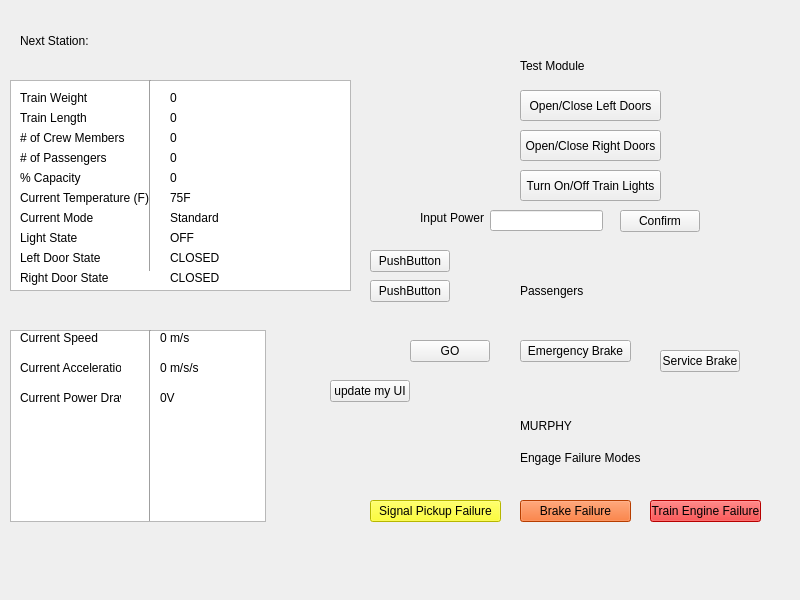
First picture: the form in TrainModelProject/trainmodelui.ui, repository joeschurer/ECE1140, before the edit.
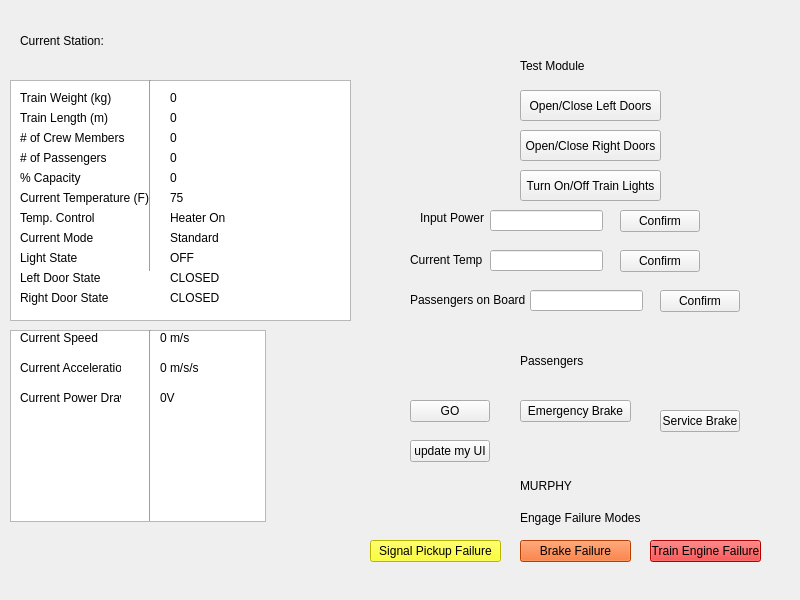
Second picture: the form after the edit.

What changed in the file:
```diff
--- a/TrainModelProject/trainmodelui.ui
+++ b/TrainModelProject/trainmodelui.ui
@@ -18,12 +18,12 @@
     <rect>
      <x>20</x>
      <y>90</y>
-     <width>71</width>
+     <width>111</width>
      <height>16</height>
     </rect>
    </property>
    <property name="text">
-    <string>Train Weight</string>
+    <string>Train Weight (kg)</string>
    </property>
   </widget>
   <widget class="QListView" name="listView">
@@ -32,7 +32,7 @@
      <x>10</x>
      <y>80</y>
      <width>341</width>
-     <height>211</height>
+     <height>241</height>
     </rect>
    </property>
   </widget>
@@ -41,12 +41,12 @@
     <rect>
      <x>20</x>
      <y>110</y>
-     <width>71</width>
+     <width>101</width>
      <height>16</height>
     </rect>
    </property>
    <property name="text">
-    <string>Train Length</string>
+    <string>Train Length (m)</string>
    </property>
   </widget>
   <widget class="QLabel" name="passengersOnTrain">
@@ -92,7 +92,7 @@
    <property name="geometry">
     <rect>
      <x>20</x>
-     <y>210</y>
+     <y>230</y>
      <width>81</width>
      <height>16</height>
     </rect>
@@ -176,14 +176,14 @@
     </rect>
    </property>
    <property name="text">
-    <string>75F</string>
+    <string>75</string>
    </property>
   </widget>
   <widget class="QLabel" name="currentModeValue">
    <property name="geometry">
     <rect>
      <x>170</x>
-     <y>210</y>
+     <y>230</y>
      <width>171</width>
      <height>16</height>
     </rect>
@@ -375,7 +375,7 @@
    <property name="geometry">
     <rect>
      <x>20</x>
-     <y>230</y>
+     <y>250</y>
      <width>71</width>
      <height>16</height>
     </rect>
@@ -388,7 +388,7 @@
    <property name="geometry">
     <rect>
      <x>20</x>
-     <y>250</y>
+     <y>270</y>
      <width>91</width>
      <height>16</height>
     </rect>
@@ -401,7 +401,7 @@
    <property name="geometry">
     <rect>
      <x>170</x>
-     <y>230</y>
+     <y>250</y>
      <width>71</width>
      <height>16</height>
     </rect>
@@ -414,7 +414,7 @@
    <property name="geometry">
     <rect>
      <x>170</x>
-     <y>250</y>
+     <y>270</y>
      <width>71</width>
      <height>16</height>
     </rect>
@@ -453,7 +453,7 @@
    <property name="geometry">
     <rect>
      <x>520</x>
-     <y>340</y>
+     <y>400</y>
      <width>111</width>
      <height>22</height>
     </rect>
@@ -466,7 +466,7 @@
    <property name="geometry">
     <rect>
      <x>370</x>
-     <y>500</y>
+     <y>540</y>
      <width>131</width>
      <height>22</height>
     </rect>
@@ -482,7 +482,7 @@
    <property name="geometry">
     <rect>
      <x>520</x>
-     <y>500</y>
+     <y>540</y>
      <width>111</width>
      <height>22</height>
     </rect>
@@ -498,7 +498,7 @@
    <property name="geometry">
     <rect>
      <x>650</x>
-     <y>500</y>
+     <y>540</y>
      <width>111</width>
      <height>22</height>
     </rect>
@@ -514,7 +514,7 @@
    <property name="geometry">
     <rect>
      <x>520</x>
-     <y>450</y>
+     <y>510</y>
      <width>141</width>
      <height>16</height>
     </rect>
@@ -527,7 +527,7 @@
    <property name="geometry">
     <rect>
      <x>20</x>
-     <y>270</y>
+     <y>290</y>
      <width>101</width>
      <height>16</height>
     </rect>
@@ -540,7 +540,7 @@
    <property name="geometry">
     <rect>
      <x>170</x>
-     <y>270</y>
+     <y>290</y>
      <width>71</width>
      <height>16</height>
     </rect>
@@ -566,7 +566,7 @@
    <property name="geometry">
     <rect>
      <x>520</x>
-     <y>410</y>
+     <y>470</y>
      <width>131</width>
      <height>31</height>
     </rect>
@@ -582,7 +582,7 @@
    <property name="geometry">
     <rect>
      <x>520</x>
-     <y>270</y>
+     <y>340</y>
      <width>141</width>
      <height>41</height>
     </rect>
@@ -597,8 +597,8 @@
   <widget class="QPushButton" name="pushButton">
    <property name="geometry">
     <rect>
-     <x>330</x>
-     <y>380</y>
+     <x>410</x>
+     <y>440</y>
      <width>80</width>
      <height>22</height>
     </rect>
@@ -611,7 +611,7 @@
    <property name="geometry">
     <rect>
      <x>660</x>
-     <y>350</y>
+     <y>410</y>
      <width>80</width>
      <height>22</height>
     </rect>
@@ -624,7 +624,7 @@
    <property name="geometry">
     <rect>
      <x>410</x>
-     <y>340</y>
+     <y>400</y>
      <width>80</width>
      <height>22</height>
     </rect>
@@ -633,32 +633,6 @@
     <string>GO</string>
    </property>
   </widget>
-  <widget class="QPushButton" name="pushButton_5">
-   <property name="geometry">
-    <rect>
-     <x>370</x>
-     <y>280</y>
-     <width>80</width>
-     <height>22</height>
-    </rect>
-   </property>
-   <property name="text">
-    <string>PushButton</string>
-   </property>
-  </widget>
-  <widget class="QPushButton" name="pushme">
-   <property name="geometry">
-    <rect>
-     <x>370</x>
-     <y>250</y>
-     <width>80</width>
-     <height>22</height>
-    </rect>
-   </property>
-   <property name="text">
-    <string>PushButton</string>
-   </property>
-  </widget>
   <widget class="QLabel" name="nextStationLabel">
    <property name="geometry">
     <rect>
@@ -669,7 +643,7 @@
     </rect>
    </property>
    <property name="text">
-    <string>Next Station:</string>
+    <string>Current Station:</string>
    </property>
   </widget>
   <widget class="QLabel" name="nextStationValue">
@@ -685,6 +659,104 @@
     <string/>
    </property>
   </widget>
+  <widget class="QLabel" name="currentTempLabel">
+   <property name="geometry">
+    <rect>
+     <x>410</x>
+     <y>250</y>
+     <width>91</width>
+     <height>20</height>
+    </rect>
+   </property>
+   <property name="text">
+    <string>Current Temp</string>
+   </property>
+  </widget>
+  <widget class="QLineEdit" name="inputCurrentTempValue">
+   <property name="geometry">
+    <rect>
+     <x>490</x>
+     <y>250</y>
+     <width>113</width>
+     <height>21</height>
+    </rect>
+   </property>
+  </widget>
+  <widget class="QPushButton" name="inputTempConfirm">
+   <property name="geometry">
+    <rect>
+     <x>620</x>
+     <y>250</y>
+     <width>80</width>
+     <height>22</height>
+    </rect>
+   </property>
+   <property name="text">
+    <string>Confirm</string>
+   </property>
+  </widget>
+  <widget class="QLabel" name="PassengersOnBoardLabel">
+   <property name="geometry">
+    <rect>
+     <x>410</x>
+     <y>290</y>
+     <width>121</width>
+     <height>20</height>
+    </rect>
+   </property>
+   <property name="text">
+    <string>Passengers on Board</string>
+   </property>
+  </widget>
+  <widget class="QLineEdit" name="inputPassengersOnBoard">
+   <property name="geometry">
+    <rect>
+     <x>530</x>
+     <y>290</y>
+     <width>113</width>
+     <height>21</height>
+    </rect>
+   </property>
+  </widget>
+  <widget class="QPushButton" name="passengersConfirm">
+   <property name="geometry">
+    <rect>
+     <x>660</x>
+     <y>290</y>
+     <width>80</width>
+     <height>22</height>
+    </rect>
+   </property>
+   <property name="text">
+    <string>Confirm</string>
+   </property>
+  </widget>
+  <widget class="QLabel" name="tempControlLabel">
+   <property name="geometry">
+    <rect>
+     <x>20</x>
+     <y>210</y>
+     <width>101</width>
+     <height>16</height>
+    </rect>
+   </property>
+   <property name="text">
+    <string>Temp. Control</string>
+   </property>
+  </widget>
+  <widget class="QLabel" name="tempControlValue">
+   <property name="geometry">
+    <rect>
+     <x>170</x>
+     <y>210</y>
+     <width>91</width>
+     <height>16</height>
+    </rect>
+   </property>
+   <property name="text">
+    <string>Heater On</string>
+   </property>
+  </widget>
   <action name="actiontrainWeight">
    <property name="text">
     <string>trainWeight</string>
@@ -737,10 +809,16 @@
   <zorder>pushButton</zorder>
   <zorder>serviceBrakeButton</zorder>
   <zorder>standardModeButton</zorder>
-  <zorder>pushButton_5</zorder>
-  <zorder>pushme</zorder>
   <zorder>nextStationLabel</zorder>
   <zorder>nextStationValue</zorder>
+  <zorder>currentTempLabel</zorder>
+  <zorder>inputCurrentTempValue</zorder>
+  <zorder>inputTempConfirm</zorder>
+  <zorder>PassengersOnBoardLabel</zorder>
+  <zorder>inputPassengersOnBoard</zorder>
+  <zorder>passengersConfirm</zorder>
+  <zorder>tempControlLabel</zorder>
+  <zorder>tempControlValue</zorder>
  </widget>
  <resources/>
  <connections/>
```
